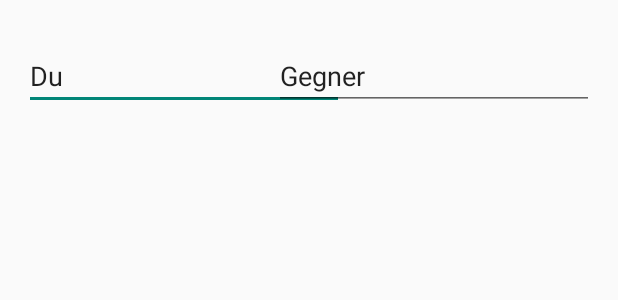
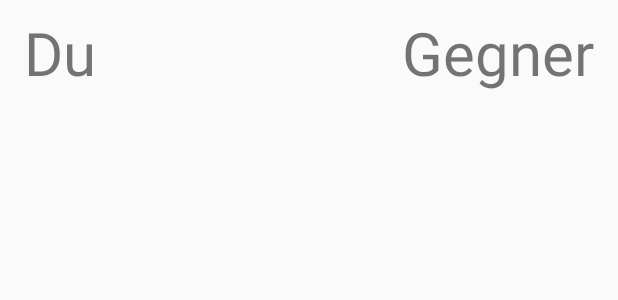
Before and after one commit to MyGodItsFull0fStars/sternenkrieg, an Android app: the layout activity_gameplay.xml on its own in the app's theme, with its tools: preview values and no code run, on a phone screen of 412 x 824 dp. Shown: the top 300 px of the screen. Run offline under Robolectric (Android 15) with nearby library versions, the phone set to English and light mode, and no system bars.

Commit message:
maps for player 1 and 2

```diff
--- a/app/src/main/java/com/example/wenboda/sk_ui3/MainActivity.java
+++ b/app/src/main/java/com/example/wenboda/sk_ui3/MainActivity.java
@@ -37,7 +37,7 @@ public class MainActivity extends AppCompatActivity {
 
         ImageView background = (ImageView) findViewById(R.id.background);
         background.setBackgroundColor(Color.rgb(0,0,0));
-        Glide.with(this).load(R.raw.cet).asGif().centerCrop().diskCacheStrategy(DiskCacheStrategy.SOURCE).into(background);
+        Glide.with(this).load(R.raw.background).asGif().centerCrop().diskCacheStrategy(DiskCacheStrategy.SOURCE).into(background);
     }
     class spielenlistener implements View.OnClickListener{
 
--- a/app/src/main/java/com/example/wenboda/sk_ui3/MapLoad.java
+++ b/app/src/main/java/com/example/wenboda/sk_ui3/MapLoad.java
@@ -48,8 +48,7 @@ public class MapLoad extends BaseAdapter{
     @Override
     public View getView(int position, View convertView, ViewGroup parent) {
 
-        LayoutInflater inflater = (LayoutInflater) context
-                .getSystemService(Context.LAYOUT_INFLATER_SERVICE);
+        LayoutInflater inflater = (LayoutInflater) context.getSystemService(Context.LAYOUT_INFLATER_SERVICE);
 
         WindowManager wm = (WindowManager) context.getSystemService(Context.WINDOW_SERVICE);
         Display display = wm.getDefaultDisplay();
--- a/app/src/main/res/layout/activity_gameplay.xml
+++ b/app/src/main/res/layout/activity_gameplay.xml
@@ -14,6 +14,9 @@
         android:layout_marginLeft="8dp"
         android:layout_marginRight="8dp"
         android:layout_marginTop="8dp"
+        android:maxHeight="280dp"
+        android:maxWidth="280dp"
+        android:numColumns="8"
         app:layout_constraintBottom_toBottomOf="parent"
         app:layout_constraintHorizontal_bias="1.0"
         app:layout_constraintLeft_toLeftOf="parent"
@@ -28,41 +31,43 @@
         android:layout_marginBottom="8dp"
         android:layout_marginRight="7dp"
         android:layout_marginTop="8dp"
+        android:maxHeight="280dp"
+        android:maxWidth="280dp"
+        android:numColumns="8"
         app:layout_constraintBottom_toBottomOf="parent"
         app:layout_constraintRight_toRightOf="parent"
         app:layout_constraintTop_toTopOf="parent"
         app:layout_constraintVertical_bias="0.873" />
 
-    <EditText
+    <TextView
         android:id="@+id/player1"
         android:layout_width="wrap_content"
         android:layout_height="wrap_content"
-        android:layout_marginBottom="7dp"
+        android:text="Du"
+        android:textSize="40sp"
+        app:layout_constraintTop_toTopOf="parent"
+        android:layout_marginTop="8dp"
+        app:layout_constraintBottom_toBottomOf="parent"
+        android:layout_marginBottom="8dp"
         android:layout_marginLeft="16dp"
-        android:layout_marginTop="8dp"
-        android:ems="10"
-        android:inputType="none"
-        android:text="Du"
-        app:layout_constraintBottom_toBottomOf="parent"
         app:layout_constraintLeft_toLeftOf="parent"
-        app:layout_constraintTop_toTopOf="parent"
-        app:layout_constraintVertical_bias="0.026" />
+        app:layout_constraintVertical_bias="0.0" />
 
-    <EditText
+    <TextView
         android:id="@+id/player2"
         android:layout_width="wrap_content"
         android:layout_height="wrap_content"
+        android:text="Gegner"
+        android:textSize="40sp"
+        app:layout_constraintTop_toTopOf="parent"
+        android:layout_marginTop="8dp"
+        app:layout_constraintBottom_toBottomOf="parent"
         android:layout_marginBottom="8dp"
+        android:layout_marginRight="16dp"
+        app:layout_constraintRight_toRightOf="parent"
+        app:layout_constraintVertical_bias="0.0"
+        app:layout_constraintLeft_toRightOf="@+id/player1"
         android:layout_marginLeft="8dp"
-        android:layout_marginRight="16dp"
-        android:layout_marginTop="8dp"
-        android:ems="10"
-        android:inputType="none"
-        android:text="Gegner"
-        app:layout_constraintBottom_toBottomOf="parent"
-        app:layout_constraintHorizontal_bias="1.0"
-        app:layout_constraintLeft_toRightOf="@+id/player1"
-        app:layout_constraintRight_toRightOf="parent"
-        app:layout_constraintTop_toTopOf="parent"
-        app:layout_constraintVertical_bias="0.026" />
+        app:layout_constraintHorizontal_bias="1.0" />
+
 </android.support.constraint.ConstraintLayout>
```
Also changed, not shown: app/src/main/AndroidManifest.xml (+7 -5 lines), app/src/main/java/com/example/wenboda/sk_ui3/Map.java (+6 -1 lines), app/src/main/java/com/example/wenboda/sk_ui3/Spielfeld.java (+85 -1 lines).
